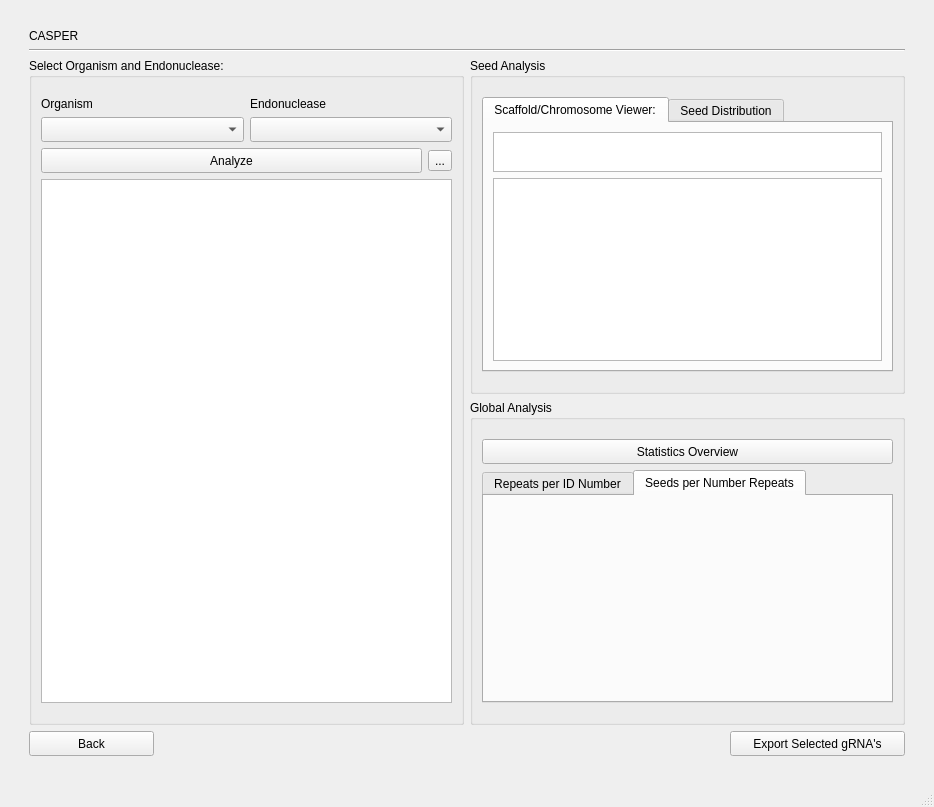
Qt form mt.ui (TrinhLab/CASPERapp) before a commit.
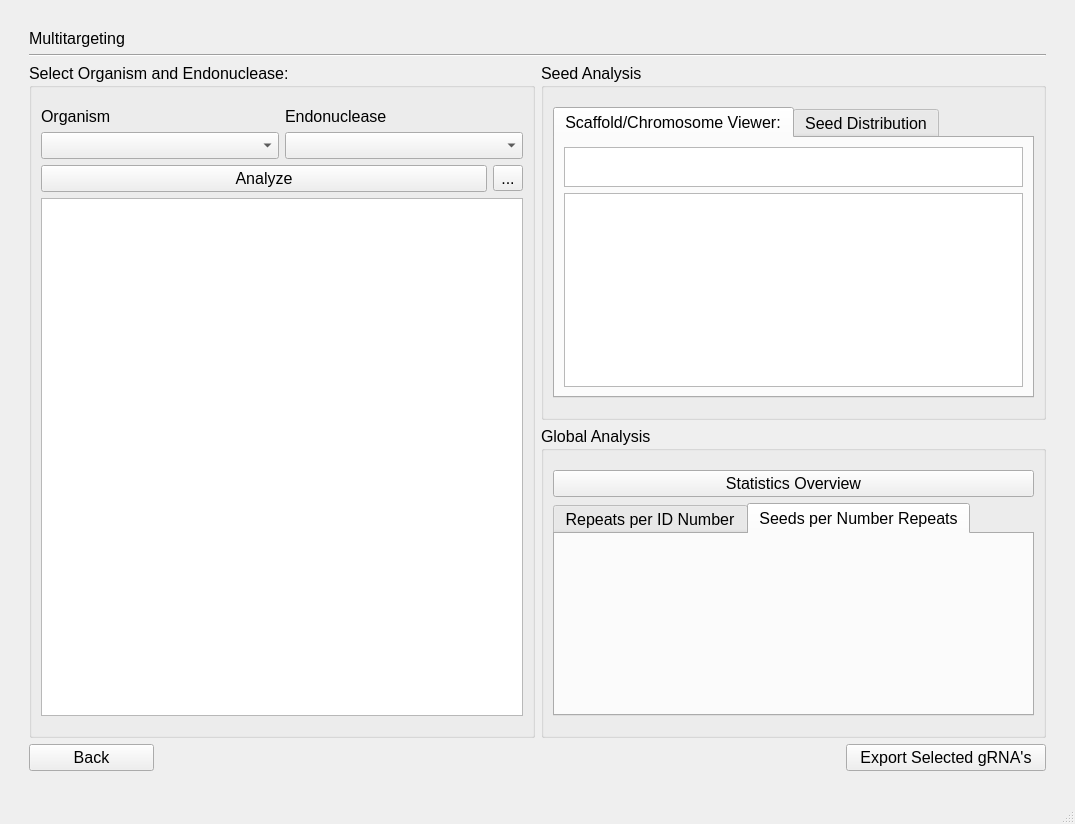
The same form after that commit.

Patch:
```diff
--- a/mt.ui
+++ b/mt.ui
@@ -6,10 +6,15 @@
    <rect>
     <x>0</x>
     <y>0</y>
-    <width>934</width>
-    <height>807</height>
+    <width>1075</width>
+    <height>824</height>
    </rect>
   </property>
+  <property name="font">
+   <font>
+    <pointsize>12</pointsize>
+   </font>
+  </property>
   <property name="windowTitle">
    <string>MainWindow</string>
   </property>
@@ -72,7 +77,7 @@
            <property name="minimumSize">
             <size>
              <width>0</width>
-             <height>25</height>
+             <height>0</height>
             </size>
            </property>
           </widget>
@@ -81,10 +86,16 @@
           <layout class="QHBoxLayout" name="horizontalLayout">
            <item>
             <widget class="QPushButton" name="Analyze_Button">
+             <property name="sizePolicy">
+              <sizepolicy hsizetype="Minimum" vsizetype="Fixed">
+               <horstretch>0</horstretch>
+               <verstretch>0</verstretch>
+              </sizepolicy>
+             </property>
              <property name="minimumSize">
               <size>
                <width>0</width>
-               <height>25</height>
+               <height>0</height>
               </size>
              </property>
              <property name="text">
@@ -94,6 +105,12 @@
            </item>
            <item>
             <widget class="QToolButton" name="sql_query_settings">
+             <property name="minimumSize">
+              <size>
+               <width>0</width>
+               <height>0</height>
+              </size>
+             </property>
              <property name="text">
               <string>...</string>
              </property>
@@ -115,7 +132,14 @@
           </widget>
          </item>
          <item row="5" column="0" colspan="2">
-          <widget class="QTableWidget" name="table"/>
+          <widget class="QTableWidget" name="table">
+           <property name="minimumSize">
+            <size>
+             <width>400</width>
+             <height>0</height>
+            </size>
+           </property>
+          </widget>
          </item>
          <item row="1" column="0">
           <widget class="QLabel" name="label">
@@ -141,7 +165,7 @@
            <property name="minimumSize">
             <size>
              <width>0</width>
-             <height>25</height>
+             <height>0</height>
             </size>
            </property>
           </widget>
@@ -181,29 +205,10 @@
         </layout>
        </widget>
       </item>
-      <item row="4" column="0" alignment="Qt::AlignLeft">
-       <widget class="QPushButton" name="back_button">
-        <property name="sizePolicy">
-         <sizepolicy hsizetype="Minimum" vsizetype="Preferred">
-          <horstretch>0</horstretch>
-          <verstretch>0</verstretch>
-         </sizepolicy>
-        </property>
-        <property name="minimumSize">
-         <size>
-          <width>125</width>
-          <height>25</height>
-         </size>
-        </property>
-        <property name="text">
-         <string>Back</string>
-        </property>
-       </widget>
-      </item>
       <item row="2" column="1">
        <widget class="QGroupBox" name="groupBox_2">
         <property name="sizePolicy">
-         <sizepolicy hsizetype="Expanding" vsizetype="Expanding">
+         <sizepolicy hsizetype="Expanding" vsizetype="Preferred">
           <horstretch>0</horstretch>
           <verstretch>0</verstretch>
          </sizepolicy>
@@ -211,7 +216,7 @@
         <property name="minimumSize">
          <size>
           <width>0</width>
-          <height>325</height>
+          <height>275</height>
          </size>
         </property>
         <property name="title">
@@ -247,7 +252,7 @@
              <item row="1" column="0">
               <widget class="QGraphicsView" name="graphicsView">
                <property name="sizePolicy">
-                <sizepolicy hsizetype="Expanding" vsizetype="Expanding">
+                <sizepolicy hsizetype="Expanding" vsizetype="Preferred">
                  <horstretch>0</horstretch>
                  <verstretch>0</verstretch>
                 </sizepolicy>
@@ -309,29 +314,10 @@
         </layout>
        </widget>
       </item>
-      <item row="4" column="1" alignment="Qt::AlignRight">
-       <widget class="QPushButton" name="export_button">
-        <property name="sizePolicy">
-         <sizepolicy hsizetype="Minimum" vsizetype="Preferred">
-          <horstretch>0</horstretch>
-          <verstretch>0</verstretch>
-         </sizepolicy>
-        </property>
-        <property name="minimumSize">
-         <size>
-          <width>175</width>
-          <height>25</height>
-         </size>
-        </property>
-        <property name="text">
-         <string>Export Selected gRNA's</string>
-        </property>
-       </widget>
-      </item>
       <item row="3" column="1">
        <widget class="QGroupBox" name="groupBox_3">
         <property name="sizePolicy">
-         <sizepolicy hsizetype="Expanding" vsizetype="Expanding">
+         <sizepolicy hsizetype="Expanding" vsizetype="Preferred">
           <horstretch>0</horstretch>
           <verstretch>0</verstretch>
          </sizepolicy>
@@ -339,7 +325,7 @@
         <property name="minimumSize">
          <size>
           <width>0</width>
-          <height>325</height>
+          <height>275</height>
          </size>
         </property>
         <property name="title">
@@ -364,10 +350,16 @@
          </item>
          <item row="1" column="0">
           <widget class="QPushButton" name="statistics_overview">
+           <property name="sizePolicy">
+            <sizepolicy hsizetype="Minimum" vsizetype="Fixed">
+             <horstretch>0</horstretch>
+             <verstretch>0</verstretch>
+            </sizepolicy>
+           </property>
            <property name="minimumSize">
             <size>
              <width>0</width>
-             <height>25</height>
+             <height>0</height>
             </size>
            </property>
            <property name="text">
@@ -431,7 +423,7 @@
       <item row="0" column="0">
        <widget class="QLabel" name="title">
         <property name="text">
-         <string>CASPER</string>
+         <string>Multitargeting</string>
         </property>
        </widget>
       </item>
@@ -442,6 +434,44 @@
         </property>
        </widget>
       </item>
+      <item row="4" column="0" alignment="Qt::AlignLeft">
+       <widget class="QPushButton" name="back_button">
+        <property name="sizePolicy">
+         <sizepolicy hsizetype="Preferred" vsizetype="Fixed">
+          <horstretch>0</horstretch>
+          <verstretch>0</verstretch>
+         </sizepolicy>
+        </property>
+        <property name="minimumSize">
+         <size>
+          <width>125</width>
+          <height>0</height>
+         </size>
+        </property>
+        <property name="text">
+         <string>Back</string>
+        </property>
+       </widget>
+      </item>
+      <item row="4" column="1" alignment="Qt::AlignRight">
+       <widget class="QPushButton" name="export_button">
+        <property name="sizePolicy">
+         <sizepolicy hsizetype="Preferred" vsizetype="Fixed">
+          <horstretch>0</horstretch>
+          <verstretch>0</verstretch>
+         </sizepolicy>
+        </property>
+        <property name="minimumSize">
+         <size>
+          <width>200</width>
+          <height>0</height>
+         </size>
+        </property>
+        <property name="text">
+         <string>Export Selected gRNA's</string>
+        </property>
+       </widget>
+      </item>
      </layout>
     </item>
     <item row="2" column="1">
```
Left out of the diff: 64 changed lines with no effect on the pictures.
